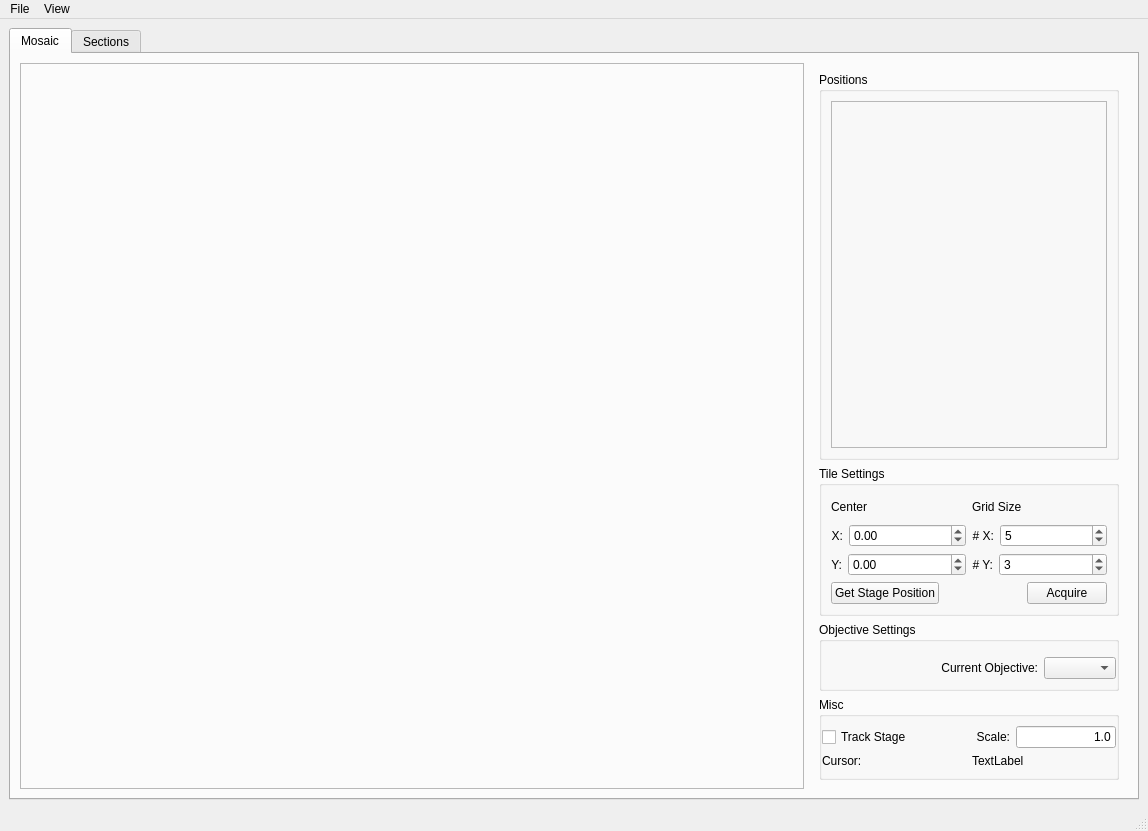
Old version of the form steve/qtdesigner/steve.ui in the repository ZhuangLab/storm-control.
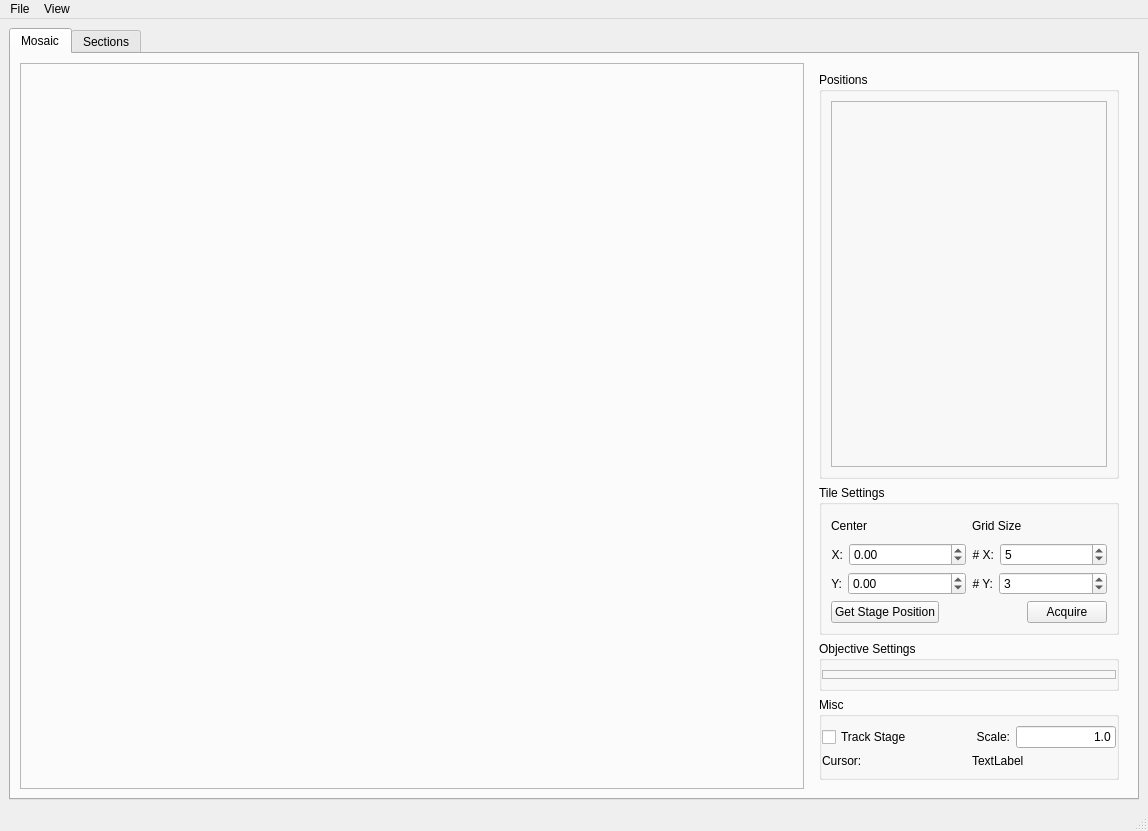
New version of the form.

Commit message: Finish initial work on configuring steve to get it's setup dependent parameters from HAL. This barely works and still needs a lot of touching up.

The edit to the form file:
```diff
--- a/steve/qtdesigner/steve.ui
+++ b/steve/qtdesigner/steve.ui
@@ -348,7 +348,7 @@
               <property name="rightMargin">
                <number>0</number>
               </property>
-              <item row="0" column="1" colspan="2">
+              <item row="0" column="0" colspan="2">
                <widget class="QFrame" name="objectivesFrame">
                 <property name="frameShape">
                  <enum>QFrame::StyledPanel</enum>
@@ -358,45 +358,6 @@
                 </property>
                </widget>
               </item>
-              <item row="2" column="2">
-               <widget class="QComboBox" name="magComboBox">
-                <property name="sizePolicy">
-                 <sizepolicy hsizetype="Fixed" vsizetype="Fixed">
-                  <horstretch>0</horstretch>
-                  <verstretch>0</verstretch>
-                 </sizepolicy>
-                </property>
-                <property name="focusPolicy">
-                 <enum>Qt::ClickFocus</enum>
-                </property>
-                <property name="editable">
-                 <bool>false</bool>
-                </property>
-               </widget>
-              </item>
-              <item row="2" column="1">
-               <widget class="QLabel" name="objectiveLabel">
-                <property name="text">
-                 <string>Current Objective:</string>
-                </property>
-                <property name="alignment">
-                 <set>Qt::AlignRight|Qt::AlignTrailing|Qt::AlignVCenter</set>
-                </property>
-               </widget>
-              </item>
-              <item row="2" column="0">
-               <spacer name="horizontalSpacer">
-                <property name="orientation">
-                 <enum>Qt::Horizontal</enum>
-                </property>
-                <property name="sizeHint" stdset="0">
-                 <size>
-                  <width>40</width>
-                  <height>20</height>
-                 </size>
-                </property>
-               </spacer>
-              </item>
              </layout>
             </widget>
            </item>
```
Left out of the diff: 2 changed lines with no effect on the pictures. The commit also changes 6 other files.
